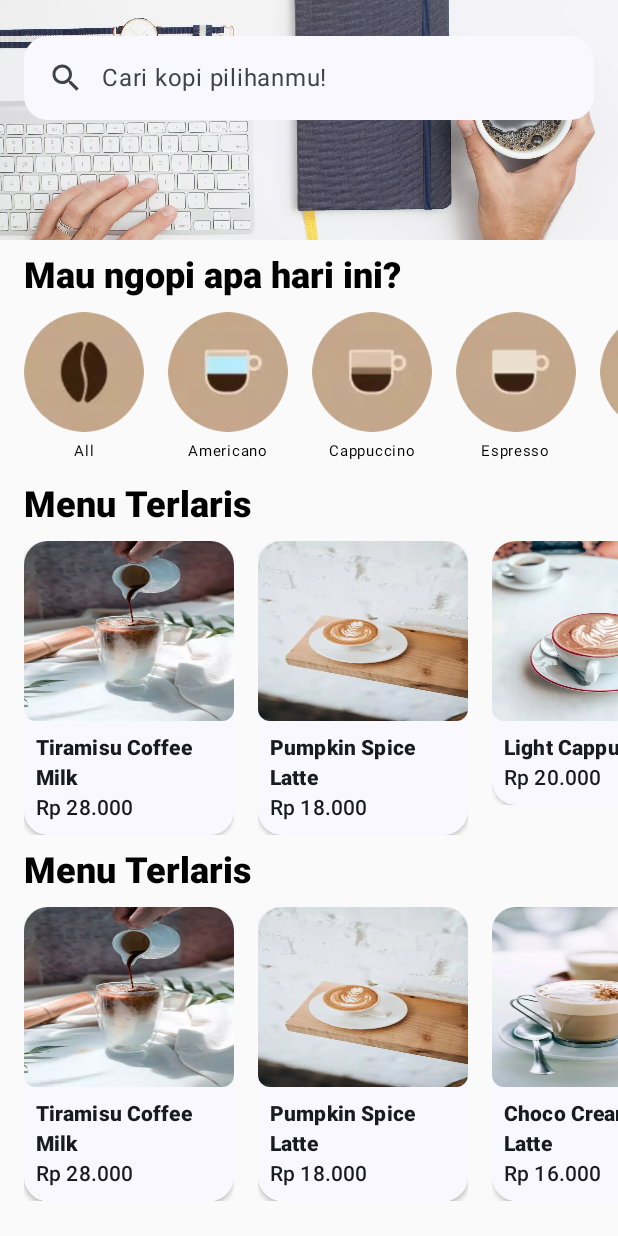
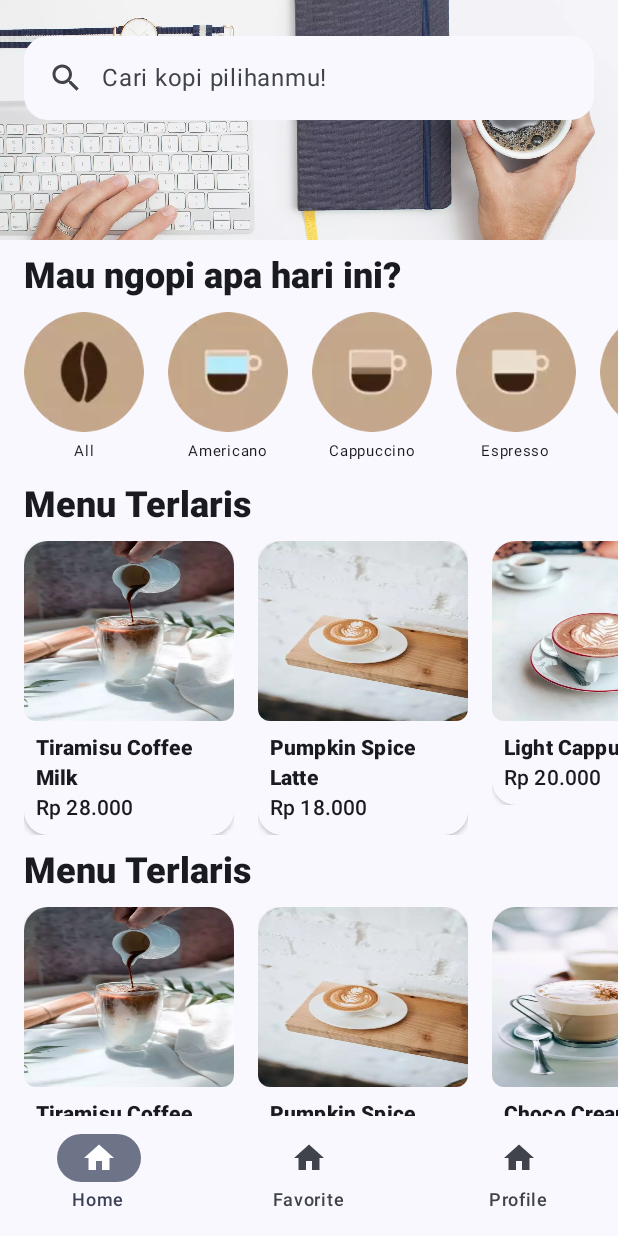
Before and after one commit to xirf/CoffeShop, an Android app built with Jetpack Compose: the screen it shows after launch (MainActivity), on a phone screen of 412 x 824 dp. Run offline under Robolectric (Android 15) with nearby library versions, the phone set to English and light mode, and no system bars.

Commit message:
feat: bottom bar

```diff
--- a/app/src/main/java/com/example/coffeshop/MainActivity.kt
+++ b/app/src/main/java/com/example/coffeshop/MainActivity.kt
@@ -16,6 +16,14 @@ import androidx.compose.foundation.lazy.LazyRow
 import androidx.compose.foundation.lazy.items
 import androidx.compose.foundation.rememberScrollState
 import androidx.compose.foundation.verticalScroll
+import androidx.compose.material.icons.Icons
+import androidx.compose.material.icons.filled.Home
+import androidx.compose.material3.Icon
+import androidx.compose.material3.MaterialTheme
+import androidx.compose.material3.NavigationBar
+import androidx.compose.material3.NavigationBarItem
+import androidx.compose.material3.Scaffold
+import androidx.compose.material3.Text
 import androidx.compose.runtime.Composable
 import androidx.compose.ui.Modifier
 import androidx.compose.ui.draw.clipToBounds
@@ -25,6 +33,7 @@ import androidx.compose.ui.res.stringResource
 import androidx.compose.ui.tooling.preview.Devices
 import androidx.compose.ui.tooling.preview.Preview
 import androidx.compose.ui.unit.dp
+import com.example.coffeshop.model.BottomBarItem
 import com.example.coffeshop.model.Menu
 import com.example.coffeshop.model.dummyBestSellerMenu
 import com.example.coffeshop.model.dummyCategory
@@ -48,21 +57,33 @@ class MainActivity : ComponentActivity() {
     }
 }
 
+
 @Composable
 fun CoffeeShopApp(modifier: Modifier = Modifier) {
+    Scaffold(
+        bottomBar = { BottomBar() }
+    ) {
         Column(
-        modifier = Modifier.verticalScroll(rememberScrollState())
+            modifier = Modifier
+                .verticalScroll(rememberScrollState())
+                .padding()
         ) {
             Banner()
             HomeSection(
-            title = stringResource(R.string.section_category),
-            content = { CategoryRow() }
-        )
-        HomeSection(stringResource(R.string.section_best_seller_menu), Modifier) {
+                title = stringResource(R.string.section_category)
+            ) {
+                CategoryRow()
+            }
+            HomeSection(
+                title = stringResource(R.string.section_best_seller_menu)
+            ) {
                 MenuRow(dummyMenu)
             }
-        HomeSection(stringResource(R.string.section_best_seller_menu)) {
+            HomeSection(
+                title = stringResource(R.string.section_best_seller_menu)
+            ) {
                 MenuRow(dummyBestSellerMenu)
+            }
         }
     }
 }
@@ -108,6 +129,45 @@ fun Banner(modifier: Modifier = Modifier) {
     }
 }
 
+@Composable
+fun BottomBar(modifier: Modifier = Modifier) {
+    NavigationBar(
+        containerColor = MaterialTheme.colorScheme.background,
+        modifier = modifier,
+    ) {
+        val navigationItems = listOf(
+            BottomBarItem(
+                title = stringResource(R.string.menu_home),
+                icon = Icons.Default.Home
+            ),
+            BottomBarItem(
+                title = stringResource(R.string.menu_favorite),
+                icon = Icons.Default.Home
+            ),
+            BottomBarItem(
+                title = stringResource(R.string.menu_profile),
+                icon = Icons.Default.Home
+            ),
+        )
+
+        navigationItems.map {
+            NavigationBarItem(
+                icon = {
+                    Icon(
+                        imageVector = it.icon,
+                        contentDescription = it.title
+                    )
+                },
+                label = {
+                    Text(it.title)
+                },
+                selected = it.title == navigationItems[0].title,
+                onClick = {},
+            )
+        }
+    }
+}
+
 
 /**
  * ==============================
--- /dev/null
+++ b/app/src/main/java/com/example/coffeshop/model/BottomBarItem.kt
@@ -0,0 +1,5 @@
+package com.example.coffeshop.model
+
+import androidx.compose.ui.graphics.vector.ImageVector
+
+data class BottomBarItem(val title: String, val icon: ImageVector)
--- a/app/src/main/java/com/example/coffeshop/ui/theme/Color.kt
+++ b/app/src/main/java/com/example/coffeshop/ui/theme/Color.kt
@@ -12,3 +12,4 @@ val Pink40 = Color(0xFF7D5260)
 
 val CoffeeBrown = Color(0xFF886345)
 val LightCoffeeBrown = Color(0xFFC4A68A)
+val LightGray = Color(0xFFBBBBBB)
--- a/app/src/main/java/com/example/coffeshop/ui/theme/Theme.kt
+++ b/app/src/main/java/com/example/coffeshop/ui/theme/Theme.kt
@@ -15,24 +15,20 @@ import androidx.compose.ui.platform.LocalContext
 private val DarkColorScheme = darkColorScheme(
     primary = LightCoffeeBrown,
     secondary = LightCoffeeBrown,
-    tertiary = Pink80
+    secondaryContainer = LightCoffeeBrown,
+    onSecondaryContainer = CoffeeBrown,
+    onSurface = LightCoffeeBrown,
+    onSurfaceVariant = LightCoffeeBrown
 )
 
 private val LightColorScheme = lightColorScheme(
     primary = CoffeeBrown,
     secondary = CoffeeBrown,
-    tertiary = Pink40,
+    secondaryContainer = LightCoffeeBrown,
+    onSecondaryContainer = CoffeeBrown,
+    onSurface = CoffeeBrown,
+    onSurfaceVariant = LightGray,
     background = Color.White
-
-    /* Other default colors to override
-    background = Color(0xFFFFFBFE),
-    surface = Color(0xFFFFFBFE),
-    onPrimary = Color.White,
-    onSecondary = Color.White,
-    onTertiary = Color.White,
-    onBackground = Color(0xFF1C1B1F),
-    onSurface = Color(0xFF1C1B1F),
-    */
 )
 
 @Composable
```
Lines whose indentation alone changed are shown as unchanged.
